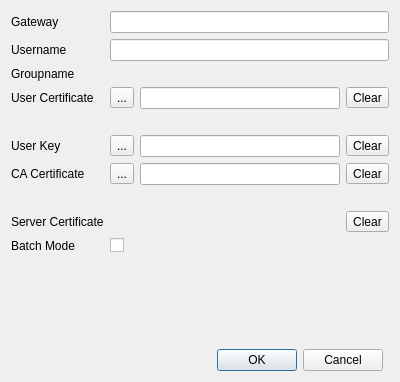
The window that editdialog.ui (openconnect/openconnect-gui) describes before a commit, drawn with Qt 5.
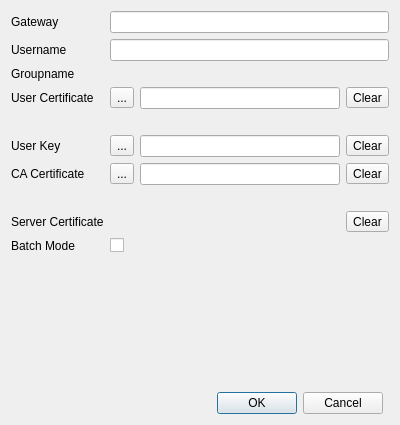
The same window after the commit. Icons and pictures are not drawn.

Diff of the .ui file:
```diff
--- a/editdialog.ui
+++ b/editdialog.ui
@@ -7,7 +7,7 @@
     <x>0</x>
     <y>0</y>
     <width>400</width>
-    <height>382</height>
+    <height>425</height>
    </rect>
   </property>
   <property name="windowTitle">
```
Left out of the diff: 22 changed lines with no effect on the pictures.
